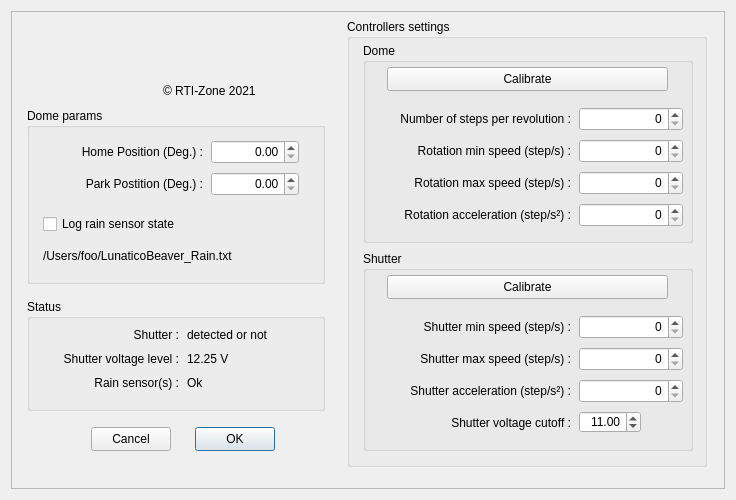
This is LunaticoBeaver.ui in rpineau/LunaticoBeaver as Qt 5 draws it before an edit. The edited form follows.
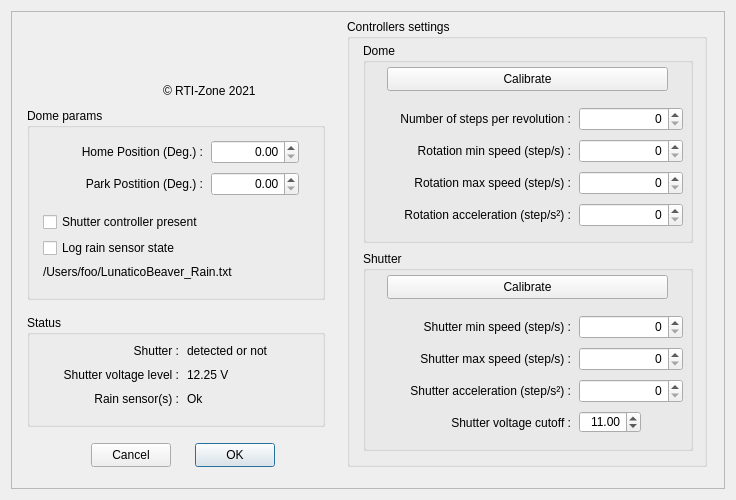
This is the edited form. Icons and pictures are not drawn. Custom widgets are drawn as their Qt base class.

Commit message: Adding option to enable shutter controller

Diff of the .ui file:
```diff
--- a/LunaticoBeaver.ui
+++ b/LunaticoBeaver.ui
@@ -58,7 +58,7 @@
         <x>16</x>
         <y>97</y>
         <width>298</width>
-        <height>176</height>
+        <height>192</height>
        </rect>
       </property>
       <property name="title">
@@ -132,7 +132,7 @@
        <property name="geometry">
         <rect>
          <x>16</x>
-         <y>136</y>
+         <y>152</y>
          <width>264</width>
          <height>24</height>
         </rect>
@@ -148,7 +148,7 @@
        <property name="geometry">
         <rect>
          <x>16</x>
-         <y>104</y>
+         <y>128</y>
          <width>192</width>
          <height>24</height>
         </rect>
@@ -157,6 +157,19 @@
         <string>Log rain sensor state</string>
        </property>
       </widget>
+      <widget class="QCheckBox" name="checkBox_2">
+       <property name="geometry">
+        <rect>
+         <x>16</x>
+         <y>104</y>
+         <width>208</width>
+         <height>20</height>
+        </rect>
+       </property>
+       <property name="text">
+        <string>Shutter controller present</string>
+       </property>
+      </widget>
      </widget>
      <widget class="QGroupBox" name="ControllerParams">
       <property name="geometry">
@@ -505,7 +518,7 @@
       <property name="geometry">
        <rect>
         <x>80</x>
-        <y>416</y>
+        <y>432</y>
         <width>80</width>
         <height>24</height>
        </rect>
@@ -518,7 +531,7 @@
       <property name="geometry">
        <rect>
         <x>184</x>
-        <y>416</y>
+        <y>432</y>
         <width>80</width>
         <height>24</height>
        </rect>
@@ -534,7 +547,7 @@
       <property name="geometry">
        <rect>
         <x>16</x>
-        <y>288</y>
+        <y>304</y>
         <width>298</width>
         <height>112</height>
        </rect>
```
The commit also changes 3 other files.
